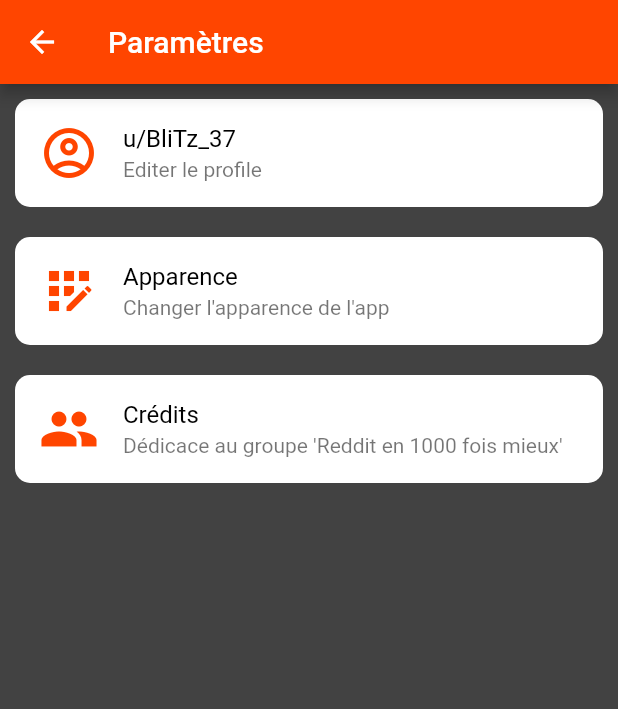
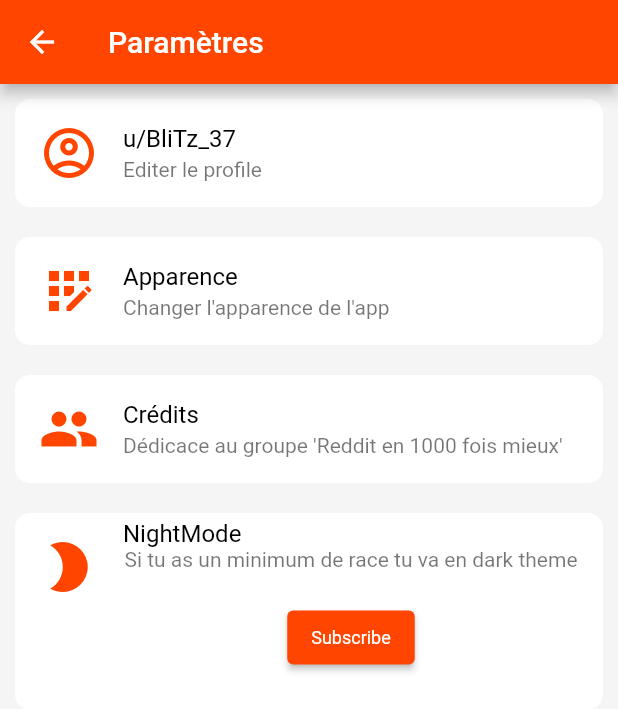
Before and after one commit to BliTz037/Redditech, a Flutter app: the SettingsPage screen opened by its route, on a phone screen of 412 x 824 dp. Shown: the top 709 px of the screen. Run offline on Flutter 3.47's test engine with Material 2 defaults, Android fonts, the phone set to English and light mode, and no system bars; our stand-ins replace dio, share, webview_flutter; network calls fail.

Commit message:
[FIX] Merge

```diff
--- a/lib/ProfilPage.dart
+++ b/lib/ProfilPage.dart
@@ -83,7 +83,8 @@ class _ProfilPageState extends State<ProfilPage> {
                 //Posts("Phillipe"),
               ],
             ),
-            backgroundColor: Colors.grey.shade800,
+            backgroundColor:
+                user.nightMode ? Colors.grey.shade800 : Colors.grey.shade100,
           );
           // Text(snapshot.data!["name"]);
         } else if (snapshot.hasError) {
--- a/lib/SettingsPage.dart
+++ b/lib/SettingsPage.dart
@@ -1,4 +1,6 @@
 import 'package:flutter/material.dart';
+import 'package:provider/provider.dart';
+import 'userProvider.dart';
 
 class SettingsPage extends StatefulWidget {
   const SettingsPage({Key? key}) : super(key: key);
@@ -28,6 +30,9 @@ class OptionsButton extends StatelessWidget {
       decoration: BoxDecoration(
           color: Colors.white, borderRadius: BorderRadius.circular(10)),
       child: ListTile(
+        onTap: () {
+          Navigator.pushNamed(context, _redirect);
+        },
         leading: Icon(
           _icon,
           color: Color.fromARGB(255, 255, 69, 0),
@@ -46,6 +51,8 @@ class OptionsButton extends StatelessWidget {
 class SettingsState extends State<SettingsPage> {
   @override
   Widget build(BuildContext context) {
+    final user = Provider.of<UserProvider>(context);
+
     return Scaffold(
       appBar: AppBar(
         title: const Text('Paramètres'),
@@ -62,9 +69,44 @@ class SettingsState extends State<SettingsPage> {
               "Dédicace au groupe 'Reddit en 1000 fois mieux'",
               Icons.group_sharp,
               "/credit"),
+          Container(
+            alignment: Alignment.center,
+            margin: EdgeInsets.all(10),
+            width: double.infinity,
+            decoration: BoxDecoration(
+                color: Colors.white, borderRadius: BorderRadius.circular(10)),
+            child: ListTile(
+              leading: Icon(
+                Icons.mode_night,
+                color: Color.fromARGB(255, 255, 69, 0),
+                size: 40.0,
+              ),
+              title: Text("NightMode", style: TextStyle(color: Colors.black)),
+              subtitle: Column(children: [
+                Text(
+                  "Si tu as un minimum de race tu va en dark theme",
+                  style: TextStyle(color: Colors.black54),
+                ),
+                Padding(
+                    padding: EdgeInsets.all(20),
+                    child: ElevatedButton(
+                      style: ElevatedButton.styleFrom(
+                          primary: Color.fromARGB(255, 255, 69, 0),
+                          textStyle: const TextStyle(fontSize: 12)),
+                      onPressed: () {
+                        user.setNightMode(!user.nightMode);
+                      },
+                      child: Text((user.subSelected.isSubscribe == "true")
+                          ? 'Unsubscribe'
+                          : 'Subscribe'),
+                    ))
+              ]),
+            ),
+          ),
         ],
       ),
-      backgroundColor: Colors.grey.shade800,
+      backgroundColor:
+          user.nightMode ? Colors.grey.shade800 : Colors.grey.shade100,
     );
   }
 }
--- a/lib/SubredditPage.dart
+++ b/lib/SubredditPage.dart
@@ -146,7 +146,8 @@ class SubredditPage extends StatelessWidget {
               )
             ],
           ),
-          backgroundColor: Colors.grey.shade800,
+          backgroundColor:
+              user.nightMode ? Colors.grey.shade800 : Colors.grey.shade100,
         ));
   }
 }
--- a/lib/main.dart
+++ b/lib/main.dart
@@ -39,6 +39,7 @@ class MyRoute extends StatelessWidget {
         '/subreddit': (context) => SubredditPage(),
         '/settings': (context) => SettingsPage(),
         '/searchSub': (context) => SearchSub(),
+        // '/editappearance': (context) =>
       },
     );
   }
--- a/lib/mainPage.dart
+++ b/lib/mainPage.dart
@@ -36,6 +36,8 @@ class MyMainPageState extends State<MyMainPage> {
 
   @override
   Widget build(BuildContext context) {
+    final user = Provider.of<UserProvider>(context);
+
     return DefaultTabController(
         length: 3,
         child: Scaffold(
@@ -70,7 +72,8 @@ class MyMainPageState extends State<MyMainPage> {
               projectWidget("/new"),
             ],
           ),
-          backgroundColor: Colors.grey.shade800,
+          backgroundColor:
+              user.nightMode ? Colors.grey.shade800 : Colors.grey.shade100,
         ));
   }
 }
--- a/lib/userProvider.dart
+++ b/lib/userProvider.dart
@@ -10,6 +10,7 @@ class UserProvider with ChangeNotifier {
   String icon = "";
   int karma = 0;
   String subSearched = "";
+  bool nightMode = false;
   SearchSubType subSelected = SearchSubType(
       title: "title",
       name: "name",
@@ -18,6 +19,11 @@ class UserProvider with ChangeNotifier {
       description: "description",
       banner: "banner",
       isSubscribe: "false");
+
+  void setNightMode(bool mode) {
+    nightMode = mode;
+    notifyListeners();
+  }
 
   void setSubSearched(String searched) {
     subSearched = searched;
```
